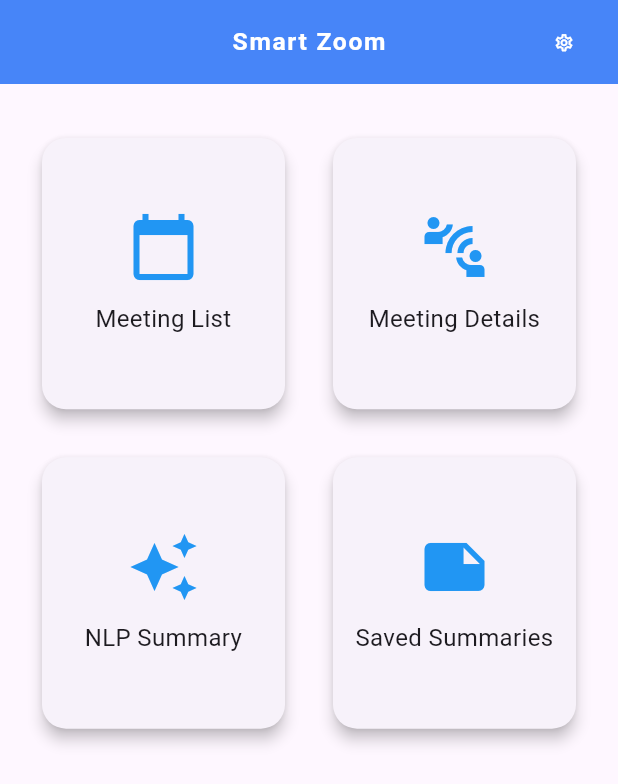
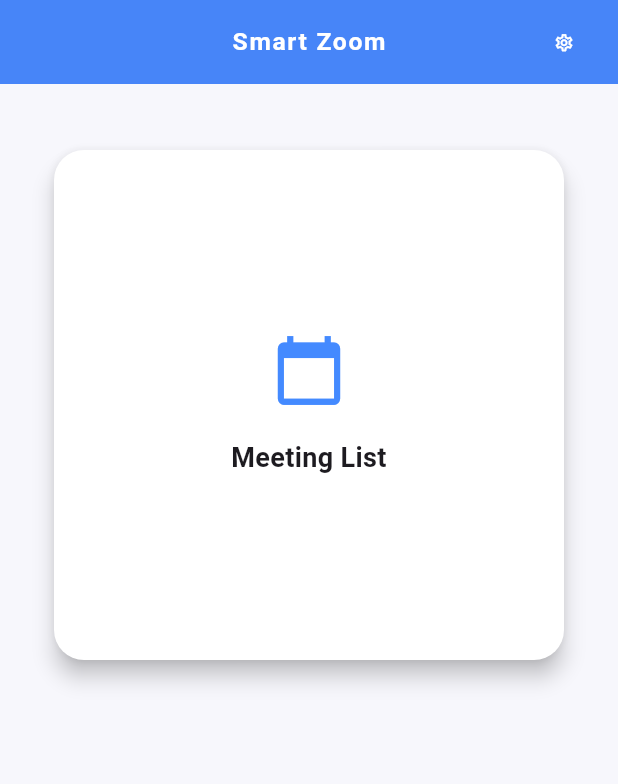
Before and after one commit to Ahmetlrd/Smart_Zoom_Project, a Flutter app: the HomePage screen opened by its route, on a phone screen of 412 x 824 dp. Shown: the top 784 px of the screen. Run offline on Flutter 3.47's test engine with Material 3 defaults, Android fonts, the phone set to English and light mode, and no system bars; our stand-ins replace app_links, cloud_firestore, firebase_auth, firebase_core, firebase_messaging, flutter_dotenv and 7 more; missing offline and left inert: file_selector, flutter_launcher_icons, window_size; accounts and stored records are empty.

Commit message:
nlp summary sadece özet çıkarsa gözüküyor

```diff
--- a/flutter_app/lib/features/home/home_page.dart
+++ b/flutter_app/lib/features/home/home_page.dart
@@ -1,26 +1,22 @@
+import 'dart:io';
 import 'package:flutter/material.dart';
 import 'package:cloud_firestore/cloud_firestore.dart';
 import 'package:flutter_app/features/home/utility.dart';
+import 'package:flutter_app/gen_l10n/app_localizations.dart';
 import 'package:flutter_app/main.dart';
 import 'package:flutter_app/services/macos_folder_service.dart';
-import 'package:flutter_app/services/openai_service.dart';
 import 'package:flutter_app/services/secure_storage_service.dart' as SecureStorageService;
-import 'package:flutter_app/services/zoom_recording_helper.dart';
-import 'package:flutter_app/services/zoom_service.dart';
+import 'package:flutter_app/services/zoom_permission_service.dart';
+import 'package:flutter_app/providers/folder_provider.dart';
 import 'package:flutter_app/services/notifications_service.dart';
 import 'package:flutter_riverpod/flutter_riverpod.dart';
 import 'package:go_router/go_router.dart';
-import 'package:flutter_app/gen_l10n/app_localizations.dart';
-import 'dart:io';
-import 'package:flutter_app/services/zoom_permission_service.dart';
-import 'package:shared_preferences/shared_preferences.dart';
 import 'package:window_size/window_size.dart';
-import 'package:flutter_app/providers/folder_provider.dart';
+import 'package:flutter_app/providers/summary_provider.dart';
 
 enum SummaryPreference { always, once, never }
 
-final meetingStatusProvider =
-    StreamProvider.family<bool, String>((ref, userEmail) {
+final meetingStatusProvider = StreamProvider.family<bool, String>((ref, userEmail) {
   final userId = userEmail.replaceAll(RegExp(r'[^a-zA-Z0-9]'), '_');
   final docRef = FirebaseFirestore.instance.collection('users').doc(userId);
   return docRef.snapshots().map((doc) {
@@ -46,7 +42,6 @@ class _HomePageState extends ConsumerState<HomePage> {
   @override
   void initState() {
     super.initState();
-
     if (Platform.isMacOS || Platform.isWindows) {
       setWindowMinSize(const Size(800, 600));
     }
@@ -107,23 +102,23 @@ class _HomePageState extends ConsumerState<HomePage> {
   Widget build(BuildContext context) {
     final d = AppLocalizations.of(context);
     final screenWidth = MediaQuery.of(context).size.width;
-    final crossAxisCount = screenWidth < 600 ? 2 : 4;
+    final crossAxisCount = screenWidth < 600 ? 1 : screenWidth < 1000 ? 2 : 3;
+
+    final summary = ref.watch(summaryProvider);
 
     return FutureBuilder<String?>(
       future: SecureStorageService.readUserEmail(),
       builder: (context, snapshot) {
         final userEmail = snapshot.data;
         if (userEmail == null) {
-          return const Center(child: CircularProgressIndicator());
+          return const Scaffold(body: Center(child: CircularProgressIndicator()));
         }
 
         final meetingStatusAsync = ref.watch(meetingStatusProvider(userEmail));
 
         return meetingStatusAsync.when(
           data: (isJoined) {
-            if (!isJoined) {
-              _hasNotified = false;
-            }
+            if (!isJoined) _hasNotified = false;
 
             if (isJoined && Platform.isMacOS && !_hasNotified) {
               NotificationService.show(
@@ -133,31 +128,39 @@ class _HomePageState extends ConsumerState<HomePage> {
               _hasNotified = true;
             }
 
+            final List<Widget> cards = [
+              _buildCard(
+                icon: Icons.calendar_today,
+                label: d!.meetinglist,
+                onTap: () => context.push('/meetinglist'),
+              ),
+            ];
+
+            if (summary != null && summary.trim().isNotEmpty) {
+              cards.add(
+                _buildCard(
+                  icon: Icons.auto_awesome,
+                  label: d.nlpsummary,
+                  onTap: () => context.push('/nlp'),
+                ),
+              );
+            }
+
             return Scaffold(
               appBar: Utility.buildAppBar(context),
-              body: Center(
-                child: ConstrainedBox(
-                  constraints: const BoxConstraints(maxWidth: 1000),
-                  child: Padding(
-                    padding: const EdgeInsets.symmetric(horizontal: 24.0, vertical: 32.0),
-                    child: Column(
-                      children: [
-
-                        Expanded(
-                          child: GridView.count(
-                            crossAxisCount: crossAxisCount,
-                            crossAxisSpacing: 24,
-                            mainAxisSpacing: 24,
-                            childAspectRatio: 0.9,
-                            children: [
-                              _buildCard(icon: Icons.calendar_today, label: d!.meetinglist, onTap: () => context.push('/meetinglist')),
-                              _buildCard(icon: Icons.connect_without_contact, label: d.meetingdetails, onTap: () => context.push('/meetingdetailpage')),
-                              _buildCard(icon: Icons.auto_awesome, label: d.nlpsummary, onTap: () => context.push('/nlp')),
-                              _buildCard(icon: Icons.note, label: d.saved, onTap: () => context.push('/saved')),
-                            ],
-                          ),
-                        ),
-                      ],
+              body: Container(
+                color: const Color(0xFFF7F7FC),
+                width: double.infinity,
+                padding: const EdgeInsets.symmetric(horizontal: 32, vertical: 40),
+                child: Center(
+                  child: ConstrainedBox(
+                    constraints: const BoxConstraints(maxWidth: 900),
+                    child: GridView.count(
+                      crossAxisCount: crossAxisCount,
+                      mainAxisSpacing: 32,
+                      crossAxisSpacing: 32,
+                      childAspectRatio: 1,
+                      children: cards,
                     ),
                   ),
                 ),
@@ -171,65 +174,29 @@ class _HomePageState extends ConsumerState<HomePage> {
     );
   }
 
-  String _preferenceLabel(SummaryPreference pref) {
-    switch (pref) {
-      case SummaryPreference.always:
-        return "Her zaman çıkar";
-      case SummaryPreference.once:
-        return "Bu seferlik çıkar";
-      case SummaryPreference.never:
-        return "Bu seferlik çıkarma";
-    }
-  }
-
-  void _showSummaryOptions(BuildContext context) {
-    showModalBottomSheet(
-      context: context,
-      builder: (_) {
-        return Column(
-          mainAxisSize: MainAxisSize.min,
-          children: [
-            ListTile(
-              title: const Text("Her zaman özet çıkar"),
-              onTap: () {
-                setState(() => summaryPreference = SummaryPreference.always);
-                Navigator.pop(context);
-              },
-            ),
-            ListTile(
-              title: const Text("Yalnızca bu seferlik özet çıkar"),
-              onTap: () {
-                setState(() => summaryPreference = SummaryPreference.once);
-                Navigator.pop(context);
-              },
-            ),
-            ListTile(
-              title: const Text("Bu seferlik çıkarma"),
-              onTap: () {
-                setState(() => summaryPreference = SummaryPreference.never);
-                Navigator.pop(context);
-              },
-            ),
-          ],
-        );
-      },
-    );
-  }
-
-  Widget _buildCard({required IconData icon, required String label, required VoidCallback onTap}) {
+  Widget _buildCard({
+    required IconData icon,
+    required String label,
+    required VoidCallback onTap,
+  }) {
     return InkWell(
       onTap: onTap,
       child: Card(
-        shape: RoundedRectangleBorder(borderRadius: BorderRadius.circular(16)),
-        elevation: 4,
-        child: Center(
+        elevation: 6,
+        shape: RoundedRectangleBorder(borderRadius: BorderRadius.circular(20)),
+        color: Colors.white,
+        child: Padding(
+          padding: const EdgeInsets.all(20),
           child: Column(
-            mainAxisSize: MainAxisSize.min,
             mainAxisAlignment: MainAxisAlignment.center,
             children: [
-              Icon(icon, size: 48, color: Colors.blue),
-              const SizedBox(height: 12),
-              Text(label, textAlign: TextAlign.center, style: const TextStyle(fontSize: 16)),
+              Icon(icon, size: 50, color: Colors.blueAccent),
+              const SizedBox(height: 20),
+              Text(
+                label,
+                textAlign: TextAlign.center,
+                style: const TextStyle(fontSize: 18, fontWeight: FontWeight.w600),
+              ),
             ],
           ),
         ),
--- a/flutter_app/lib/main.dart
+++ b/flutter_app/lib/main.dart
@@ -117,7 +117,7 @@ void initState() {
       );
     } else {
       print("📂 Zoom klasörü zaten kayıtlı: $path");
-      watchZoomFolder();
+      watchZoomFolder(ref);
     }
   }
 });
--- /dev/null
+++ b/flutter_app/lib/providers/summary_provider.dart
@@ -0,0 +1,3 @@
+import 'package:flutter_riverpod/flutter_riverpod.dart';
+
+final summaryProvider = StateProvider<String?>((ref) => null);
```
Also changed, not shown: flutter_app/lib/features/home/nlp.dart (+45 -26 lines), flutter_app/lib/services/zoom_recording_helper.dart (+16 -30 lines).
